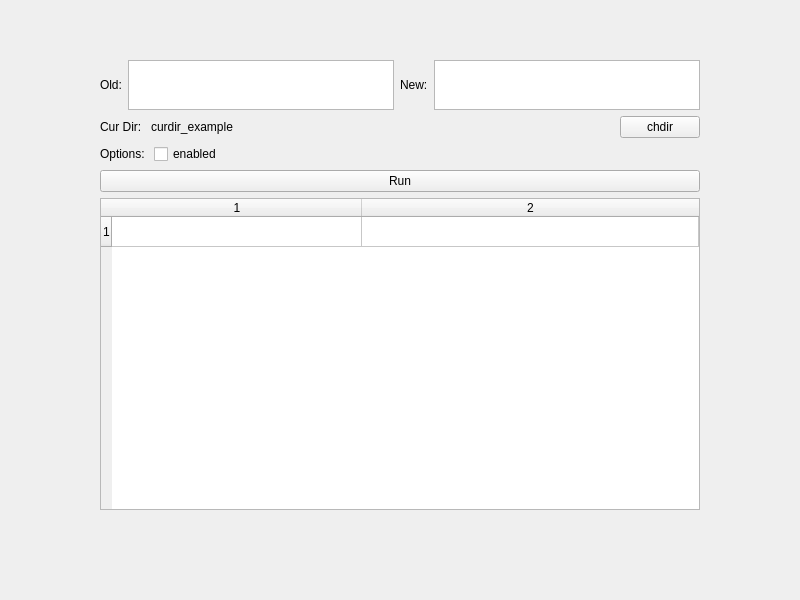
Qt form ui/rename_suffix_window.ui (Meidozuki/FileManager) before a commit.
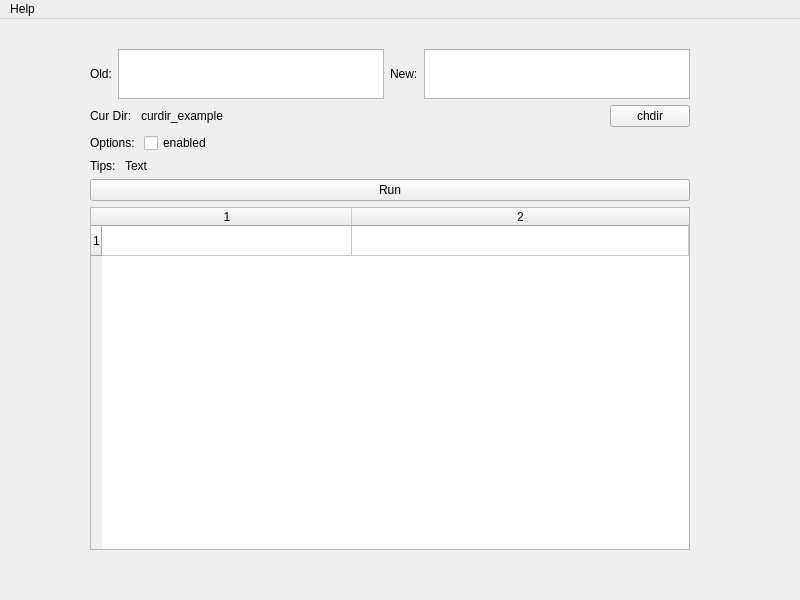
The same form after that commit.

Commit message: update subwindow rename suffix, and delete u"" prefix

Diff of the .ui file:
```diff
--- a/ui/rename_suffix_window.ui
+++ b/ui/rename_suffix_window.ui
@@ -17,10 +17,10 @@
    <widget class="QWidget" name="layout_widget" native="true">
     <property name="geometry">
      <rect>
-      <x>100</x>
-      <y>60</y>
+      <x>90</x>
+      <y>30</y>
       <width>600</width>
-      <height>450</height>
+      <height>501</height>
      </rect>
     </property>
     <layout class="QVBoxLayout" name="vertical_layout">
@@ -162,6 +162,30 @@
        </item>
       </layout>
      </item>
+     <item>
+      <layout class="QHBoxLayout" name="horizontalLayout">
+       <item>
+        <widget class="QLabel" name="hint_label">
+         <property name="sizePolicy">
+          <sizepolicy hsizetype="Maximum" vsizetype="Preferred">
+           <horstretch>0</horstretch>
+           <verstretch>0</verstretch>
+          </sizepolicy>
+         </property>
+         <property name="text">
+          <string>Tips: </string>
+         </property>
+        </widget>
+       </item>
+       <item>
+        <widget class="QLabel" name="hint_text">
+         <property name="text">
+          <string>Text</string>
+         </property>
+        </widget>
+       </item>
+      </layout>
+     </item>
      <item>
       <widget class="QPushButton" name="exec_button">
        <property name="text">
@@ -200,6 +224,12 @@
      <height>21</height>
     </rect>
    </property>
+   <widget class="QMenu" name="menuHelp">
+    <property name="title">
+     <string>Help</string>
+    </property>
+   </widget>
+   <addaction name="menuHelp"/>
   </widget>
  </widget>
  <resources/>
```
Left out of the diff: 2 changed lines with no effect on the pictures. The commit also changes 6 other files.
